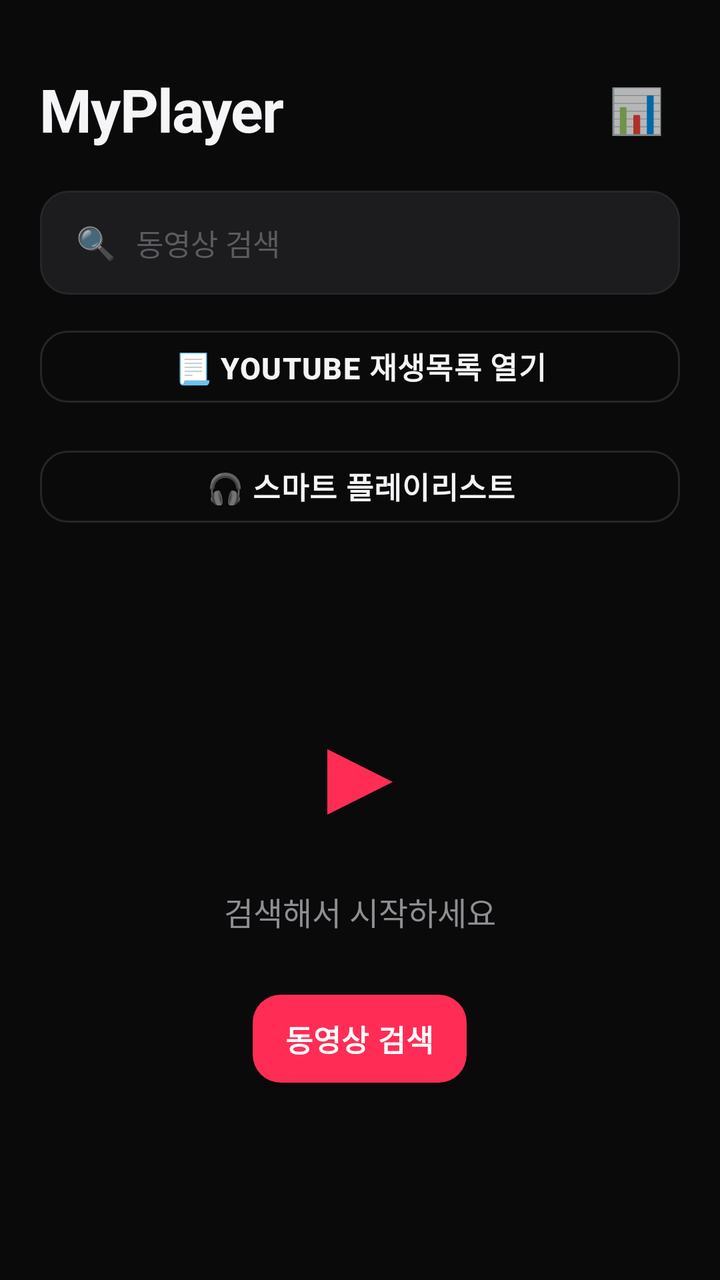
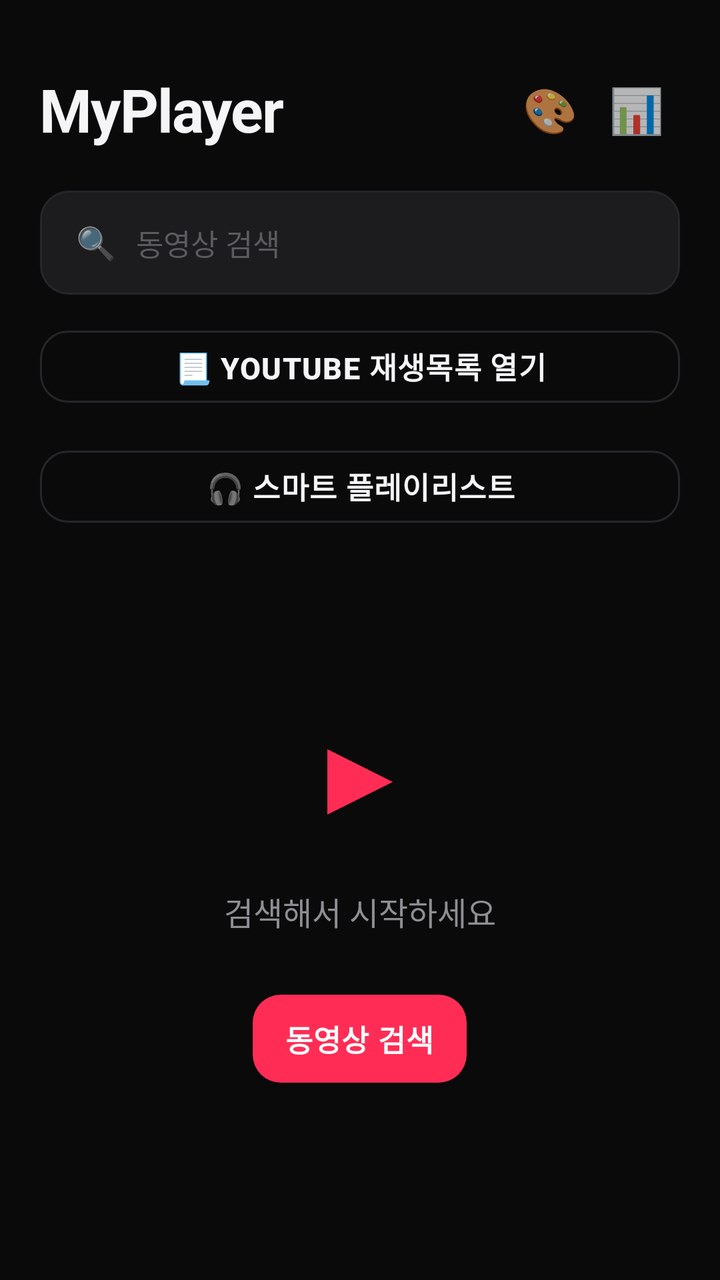

Two renders of the same Android screen: before a commit and after it. Below are the layout's source before the change and the commit's diff.
<!-- AndroidManifest.xml: application theme Theme.MyPlayer -->
<!-- res/layout/activity_main.xml -->
<?xml version="1.0" encoding="utf-8"?>
<androidx.core.widget.NestedScrollView xmlns:android="http://schemas.android.com/apk/res/android"
    xmlns:app="http://schemas.android.com/apk/res-auto"
    android:layout_width="match_parent"
    android:layout_height="match_parent"
    android:background="@color/bg_dark"
    android:fillViewport="true">

    <LinearLayout
        android:layout_width="match_parent"
        android:layout_height="wrap_content"
        android:orientation="vertical"
        android:paddingTop="32dp"
        android:paddingBottom="32dp">

        <LinearLayout
            android:layout_width="match_parent"
            android:layout_height="wrap_content"
            android:orientation="horizontal"
            android:paddingStart="20dp"
            android:paddingEnd="20dp"
            android:gravity="center_vertical">

            <TextView
                android:layout_width="0dp"
                android:layout_height="wrap_content"
                android:layout_weight="1"
                android:text="MyPlayer"
                android:textSize="30sp"
                android:textStyle="bold"
                android:textColor="@color/text_primary"
                android:letterSpacing="-0.02" />

            <TextView
                android:id="@+id/btnStats"
                android:layout_width="wrap_content"
                android:layout_height="wrap_content"
                android:text="📊"
                android:textSize="22sp"
                android:padding="8dp"
                android:background="?android:attr/selectableItemBackground"
                android:clickable="true"
                android:focusable="true" />
        </LinearLayout>

        <LinearLayout
            android:layout_width="match_parent"
            android:layout_height="52dp"
            android:layout_marginStart="20dp"
            android:layout_marginEnd="20dp"
            android:layout_marginTop="18dp"
            android:orientation="horizontal"
            android:gravity="center_vertical"
            android:background="@drawable/bg_search_input">

            <TextView
                android:layout_width="wrap_content"
                android:layout_height="wrap_content"
                android:paddingStart="18dp"
                android:text="🔍"
                android:textSize="16sp" />

            <EditText
                android:id="@+id/etHomeSearch"
                android:layout_width="0dp"
                android:layout_height="match_parent"
                android:layout_weight="1"
                android:hint="동영상 검색"
                android:textColorHint="@color/text_tertiary"
                android:textColor="@color/text_primary"
                android:textSize="15sp"
                android:paddingStart="10dp"
                android:paddingEnd="18dp"
                android:background="@android:color/transparent"
                android:imeOptions="actionSearch"
                android:inputType="text"
                android:maxLines="1" />
        </LinearLayout>

        
        <LinearLayout
            android:id="@+id/sectionBookmarks"
            android:layout_width="match_parent"
            android:layout_height="wrap_content"
            android:orientation="vertical"
            android:layout_marginTop="24dp"
            android:visibility="gone">

            <TextView
                android:layout_width="wrap_content"
                android:layout_height="wrap_content"
                android:paddingStart="20dp"
                android:paddingEnd="20dp"
                android:text="⭐ 저장한 동영상"
                android:textSize="15sp"
                android:textStyle="bold"
                android:textColor="@color/text_primary" />

            <androidx.recyclerview.widget.RecyclerView
                android:id="@+id/rvBookmarks"
                android:layout_width="match_parent"
                android:layout_height="wrap_content"
                android:layout_marginTop="10dp"
                android:paddingStart="20dp"
                android:paddingEnd="20dp"
                android:clipToPadding="false"
                android:orientation="horizontal"
                app:layoutManager="androidx.recyclerview.widget.LinearLayoutManager" />
        </LinearLayout>

        <com.google.android.material.button.MaterialButton
            android:id="@+id/btnPlaylist"
            style="@style/GhostButton"
            android:layout_width="match_parent"
            android:layout_height="48dp"
            android:layout_marginStart="20dp"
            android:layout_marginEnd="20dp"
            android:layout_marginTop="12dp"
            android:text="📃 YouTube 재생목록 열기" />

        <com.google.android.material.button.MaterialButton
            android:id="@+id/btnSmartPlaylist"
            style="@style/GhostButton"
            android:layout_width="match_parent"
            android:layout_height="48dp"
            android:layout_marginStart="20dp"
            android:layout_marginEnd="20dp"
            android:layout_marginTop="12dp"
            android:text="🎧 스마트 플레이리스트" />

        
        <LinearLayout
            android:id="@+id/sectionSubscriptions"
            android:layout_width="match_parent"
            android:layout_height="wrap_content"
            android:orientation="vertical"
            android:layout_marginTop="24dp"
            android:visibility="gone">

            <TextView
                android:layout_width="wrap_content"
                android:layout_height="wrap_content"
                android:paddingStart="20dp"
                android:paddingEnd="20dp"
                android:text="⭐ 구독 채널"
                android:textSize="15sp"
                android:textStyle="bold"
                android:textColor="@color/text_primary" />

            <androidx.recyclerview.widget.RecyclerView
                android:id="@+id/rvSubscriptions"
                android:layout_width="match_parent"
                android:layout_height="wrap_content"
                android:layout_marginTop="10dp"
                android:paddingStart="20dp"
                android:paddingEnd="20dp"
                android:clipToPadding="false"
                android:orientation="horizontal"
                app:layoutManager="androidx.recyclerview.widget.GridLayoutManager"
                app:spanCount="2" />
        </LinearLayout>

        
        <LinearLayout
            android:id="@+id/sectionTrending"
            android:layout_width="match_parent"
            android:layout_height="wrap_content"
            android:orientation="vertical"
            android:layout_marginTop="24dp"
            android:visibility="gone">

            <LinearLayout
                android:layout_width="match_parent"
                android:layout_height="wrap_content"
                android:orientation="horizontal"
                android:paddingStart="20dp"
                android:paddingEnd="20dp"
                android:gravity="center_vertical">

                <TextView
                    android:layout_width="0dp"
                    android:layout_height="wrap_content"
                    android:layout_weight="1"
                    android:text="🔥 인기 급상승"
                    android:textSize="15sp"
                    android:textStyle="bold"
                    android:textColor="@color/text_primary" />

                <TextView
                    android:id="@+id/tvTrendingMore"
                    android:layout_width="wrap_content"
                    android:layout_height="wrap_content"
                    android:text="새로고침"
                    android:textSize="12sp"
                    android:textColor="@color/accent"
                    android:padding="4dp"
                    android:clickable="true"
                    android:focusable="true" />
            </LinearLayout>

            <androidx.recyclerview.widget.RecyclerView
                android:id="@+id/rvTrending"
                android:layout_width="match_parent"
                android:layout_height="wrap_content"
                android:layout_marginTop="10dp"
                android:paddingStart="20dp"
                android:paddingEnd="20dp"
                android:clipToPadding="false"
                android:orientation="horizontal"
                app:layoutManager="androidx.recyclerview.widget.LinearLayoutManager" />
        </LinearLayout>

        
        <LinearLayout
            android:id="@+id/sectionDownloads"
            android:layout_width="match_parent"
            android:layout_height="wrap_content"
            android:orientation="vertical"
            android:layout_marginTop="24dp"
            android:visibility="gone">

            <LinearLayout
                android:layout_width="match_parent"
                android:layout_height="wrap_content"
                android:orientation="horizontal"
                android:paddingStart="20dp"
                android:paddingEnd="20dp"
                android:gravity="center_vertical">

                <TextView
                    android:layout_width="0dp"
                    android:layout_height="wrap_content"
                    android:layout_weight="1"
                    android:text="📥 다운로드한 영상"
                    android:textSize="15sp"
                    android:textStyle="bold"
                    android:textColor="@color/text_primary" />

                <TextView
                    android:id="@+id/tvDownloadsMore"
                    android:layout_width="wrap_content"
                    android:layout_height="wrap_content"
                    android:text="더보기 ›"
                    android:textSize="12sp"
                    android:textColor="@color/accent"
                    android:padding="4dp"
                    android:clickable="true"
                    android:focusable="true" />
            </LinearLayout>

            <androidx.recyclerview.widget.RecyclerView
                android:id="@+id/rvDownloads"
                android:layout_width="match_parent"
                android:layout_height="wrap_content"
                android:layout_marginTop="10dp"
                android:paddingStart="20dp"
                android:paddingEnd="20dp"
                android:clipToPadding="false"
                android:orientation="horizontal"
                app:layoutManager="androidx.recyclerview.widget.LinearLayoutManager" />
        </LinearLayout>

        
        <LinearLayout
            android:id="@+id/sectionRecent"
            android:layout_width="match_parent"
            android:layout_height="wrap_content"
            android:orientation="vertical"
            android:layout_marginTop="24dp"
            android:visibility="gone">

            <LinearLayout
                android:layout_width="match_parent"
                android:layout_height="wrap_content"
                android:orientation="horizontal"
                android:paddingStart="20dp"
                android:paddingEnd="20dp"
                android:gravity="center_vertical">

                <TextView
                    android:layout_width="0dp"
                    android:layout_height="wrap_content"
                    android:layout_weight="1"
                    android:text="최근 검색어"
                    android:textSize="15sp"
                    android:textStyle="bold"
                    android:textColor="@color/text_primary" />

                <TextView
                    android:id="@+id/tvClearSearches"
                    android:layout_width="wrap_content"
                    android:layout_height="wrap_content"
                    android:text="전체 삭제"
                    android:textSize="12sp"
                    android:textColor="@color/text_secondary"
                    android:padding="4dp"
                    android:clickable="true"
                    android:focusable="true" />
            </LinearLayout>

            <HorizontalScrollView
                android:layout_width="match_parent"
                android:layout_height="wrap_content"
                android:layout_marginTop="10dp"
                android:paddingStart="20dp"
                android:paddingEnd="20dp"
                android:scrollbars="none">

                <LinearLayout
                    android:id="@+id/chipsContainer"
                    android:layout_width="wrap_content"
                    android:layout_height="wrap_content"
                    android:orientation="horizontal" />
            </HorizontalScrollView>
        </LinearLayout>

        
        <LinearLayout
            android:id="@+id/sectionHistory"
            android:layout_width="match_parent"
            android:layout_height="wrap_content"
            android:orientation="vertical"
            android:layout_marginTop="24dp"
            android:visibility="gone">

            <LinearLayout
                android:layout_width="match_parent"
                android:layout_height="wrap_content"
                android:orientation="horizontal"
                android:paddingStart="20dp"
                android:paddingEnd="20dp"
                android:gravity="center_vertical">

                <TextView
                    android:layout_width="0dp"
                    android:layout_height="wrap_content"
                    android:layout_weight="1"
                    android:text="최근 본 동영상"
                    android:textSize="15sp"
                    android:textStyle="bold"
                    android:textColor="@color/text_primary" />

                <TextView
                    android:id="@+id/tvHistoryMore"
                    android:layout_width="wrap_content"
                    android:layout_height="wrap_content"
                    android:text="더보기 ›"
                    android:textSize="12sp"
                    android:textColor="@color/accent"
                    android:padding="4dp"
                    android:clickable="true"
                    android:focusable="true" />
            </LinearLayout>

            <androidx.recyclerview.widget.RecyclerView
                android:id="@+id/rvHistory"
                android:layout_width="match_parent"
                android:layout_height="wrap_content"
                android:layout_marginTop="10dp"
                android:paddingStart="20dp"
                android:paddingEnd="20dp"
                android:clipToPadding="false"
                android:orientation="horizontal"
                app:layoutManager="androidx.recyclerview.widget.LinearLayoutManager" />
        </LinearLayout>

        
        <LinearLayout
            android:id="@+id/sectionRelated"
            android:layout_width="match_parent"
            android:layout_height="wrap_content"
            android:orientation="vertical"
            android:layout_marginTop="24dp"
            android:visibility="gone">

            <TextView
                android:id="@+id/tvRelatedHeader"
                android:layout_width="wrap_content"
                android:layout_height="wrap_content"
                android:paddingStart="20dp"
                android:paddingEnd="20dp"
                android:text="당신을 위한 추천"
                android:textSize="15sp"
                android:textStyle="bold"
                android:textColor="@color/text_primary" />

            <androidx.recyclerview.widget.RecyclerView
                android:id="@+id/rvRelated"
                android:layout_width="match_parent"
                android:layout_height="wrap_content"
                android:layout_marginTop="10dp"
                android:paddingStart="20dp"
                android:paddingEnd="20dp"
                android:clipToPadding="false"
                android:orientation="horizontal"
                app:layoutManager="androidx.recyclerview.widget.LinearLayoutManager" />
        </LinearLayout>

        
        <LinearLayout
            android:id="@+id/sectionChannels"
            android:layout_width="match_parent"
            android:layout_height="wrap_content"
            android:orientation="vertical"
            android:layout_marginTop="24dp"
            android:visibility="gone">

            <TextView
                android:layout_width="wrap_content"
                android:layout_height="wrap_content"
                android:paddingStart="20dp"
                android:paddingEnd="20dp"
                android:text="추천 채널"
                android:textSize="15sp"
                android:textStyle="bold"
                android:textColor="@color/text_primary" />

            <androidx.recyclerview.widget.RecyclerView
                android:id="@+id/rvChannels"
                android:layout_width="match_parent"
                android:layout_height="wrap_content"
                android:layout_marginTop="10dp"
                android:paddingStart="20dp"
                android:paddingEnd="20dp"
                android:clipToPadding="false"
                android:orientation="horizontal"
                app:layoutManager="androidx.recyclerview.widget.LinearLayoutManager" />
        </LinearLayout>

        
        <LinearLayout
            android:id="@+id/emptyState"
            android:layout_width="match_parent"
            android:layout_height="wrap_content"
            android:orientation="vertical"
            android:gravity="center"
            android:paddingTop="80dp"
            android:paddingBottom="80dp">

            <TextView
                android:layout_width="wrap_content"
                android:layout_height="wrap_content"
                android:text="▶"
                android:textSize="56sp"
                android:textColor="@color/accent" />

            <TextView
                android:layout_width="wrap_content"
                android:layout_height="wrap_content"
                android:layout_marginTop="20dp"
                android:text="검색해서 시작하세요"
                android:textSize="16sp"
                android:textColor="@color/text_secondary" />

            <com.google.android.material.button.MaterialButton
                android:id="@+id/btnStartSearch"
                style="@style/PrimaryButton"
                android:layout_width="wrap_content"
                android:layout_height="wrap_content"
                android:layout_marginTop="24dp"
                android:paddingStart="32dp"
                android:paddingEnd="32dp"
                android:text="동영상 검색" />
        </LinearLayout>
    </LinearLayout>
</androidx.core.widget.NestedScrollView>
<!-- resources referenced by this layout -->
<resources>
  <color name="accent">#FF2D55</color>
  <color name="bg_dark">#0A0A0B</color>
  <color name="text_primary">#F5F5F7</color>
  <color name="text_secondary">#8E8E93</color>
  <color name="text_tertiary">#5A5A5F</color>
  <!-- drawable bg_search_input (drawable) -->
  <?xml version="1.0" encoding="utf-8"?>
  <shape xmlns:android="http://schemas.android.com/apk/res/android"
      android:shape="rectangle">
      <solid android:color="@color/bg_elevated" />
      <corners android:radius="14dp" />
      <stroke android:width="1dp" android:color="@color/divider" />
  </shape>
  <style name="GhostButton" parent="Widget.MaterialComponents.Button.OutlinedButton">
          <item name="android:textSize">15sp</item>
          <item name="android:textStyle">bold</item>
          <item name="android:letterSpacing">0.03</item>
          <item name="android:textColor">@color/text_primary</item>
          <item name="cornerRadius">14dp</item>
          <item name="strokeColor">@color/divider</item>
          <item name="strokeWidth">1dp</item>
          <item name="android:minHeight">56dp</item>
      </style>
  <style name="PrimaryButton" parent="Widget.MaterialComponents.Button">
          <item name="android:textSize">15sp</item>
          <item name="android:textStyle">bold</item>
          <item name="android:letterSpacing">0.03</item>
          <item name="android:textColor">@color/white</item>
          <item name="backgroundTint">@color/accent</item>
          <item name="cornerRadius">14dp</item>
          <item name="android:minHeight">56dp</item>
          <item name="elevation">0dp</item>
      </style>
  <style name="Theme.MyPlayer" parent="Theme.MaterialComponents.NoActionBar">
          <item name="colorPrimary">@color/accent</item>
          <item name="colorPrimaryVariant">@color/accent_dark</item>
          <item name="colorOnPrimary">@color/white</item>
          <item name="colorSecondary">@color/accent</item>
          <item name="colorOnSecondary">@color/white</item>
          <item name="colorAccent">@color/spinner</item>
          <item name="android:colorBackground">@color/bg_dark</item>
          <item name="colorSurface">@color/bg_surface</item>
          <item name="colorOnSurface">@color/text_primary</item>
          <item name="android:statusBarColor">@color/bg_dark</item>
          <item name="android:navigationBarColor">@color/bg_dark</item>
          <item name="android:windowLightStatusBar">false</item>
          <item name="android:textColorPrimary">@color/text_primary</item>
          <item name="android:textColorSecondary">@color/text_secondary</item>
      </style>
  <color name="bg_elevated">#1C1C1F</color>
  <color name="divider">#26262A</color>
  <color name="white">#FFFFFF</color>
  <color name="accent_dark">#E01E45</color>
  <color name="spinner">#E5E5E7</color>
  <color name="bg_surface">#141416</color>
</resources>

<!-- the commit's change to res/layout/activity_main.xml (unified diff, before → after) -->
@@ -30,6 +30,17 @@
                 android:textStyle="bold"
                 android:textColor="@color/text_primary"
                 android:letterSpacing="-0.02" />
+
+            <TextView
+                android:id="@+id/btnTheme"
+                android:layout_width="wrap_content"
+                android:layout_height="wrap_content"
+                android:text="🎨"
+                android:textSize="22sp"
+                android:padding="8dp"
+                android:background="?android:attr/selectableItemBackground"
+                android:clickable="true"
+                android:focusable="true" />
 
             <TextView
                 android:id="@+id/btnStats"
